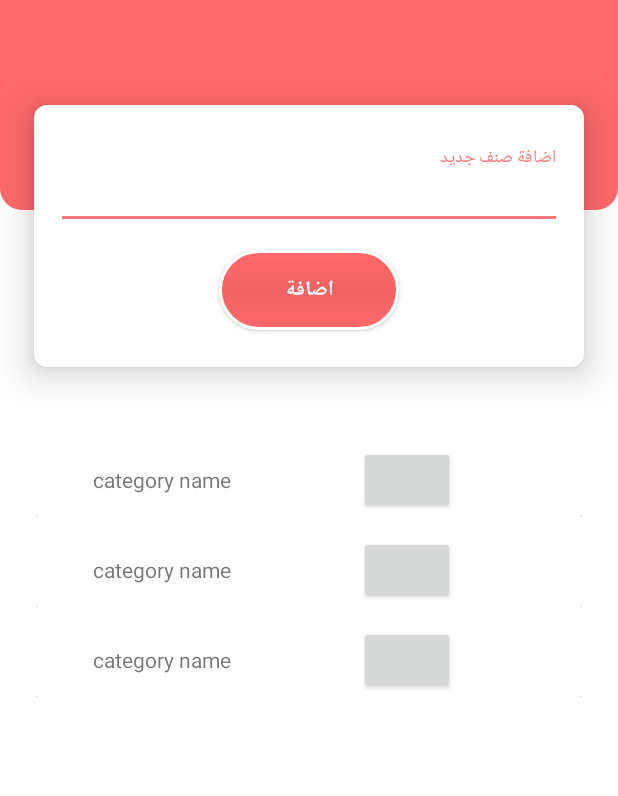
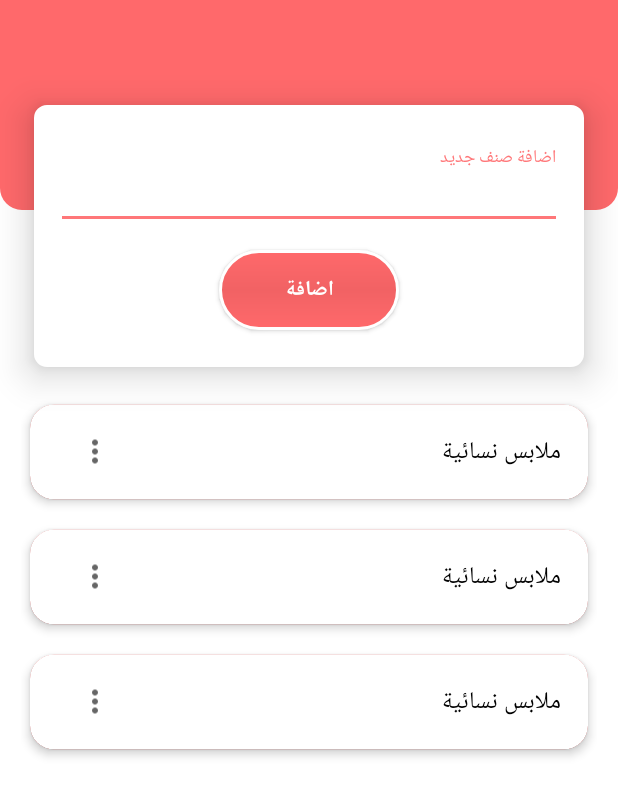
Before and after one commit to abdullahalamodi/Profitable_Shopping_App, an Android app: the layout fragment_catergory_list.xml on its own in the app's theme, with its tools: preview values and no code run, on a phone screen of 412 x 824 dp. Shown: the top 796 px of the screen. Run offline under Robolectric (Android 15) with nearby library versions, the phone set to English and light mode, and no system bars.

Commit message:
init commit in category story

```diff
--- a/app/src/main/res/layout/fragment_add_product.xml
+++ b/app/src/main/res/layout/fragment_add_product.xml
@@ -3,7 +3,7 @@
     xmlns:tools="http://schemas.android.com/tools"
     android:layout_width="match_parent"
     android:layout_height="match_parent"
-    tools:context=".view.products.fragments.AddProductFragment">
+    tools:context=".view.products.fragments.ProductFragment">
 
     <!-- TODO: Update blank fragment layout -->
     <TextView
--- a/app/src/main/res/layout/fragment_category.xml
+++ b/app/src/main/res/layout/fragment_category.xml
@@ -1,8 +1,9 @@
 <?xml version="1.0" encoding="utf-8"?>
-<FrameLayout xmlns:android="http://schemas.android.com/apk/res/android"
+<androidx.recyclerview.widget.RecyclerView xmlns:android="http://schemas.android.com/apk/res/android"
     xmlns:tools="http://schemas.android.com/tools"
     android:layout_width="match_parent"
     android:layout_height="match_parent"
+    android:layout_margin="10dp"
     tools:context=".view.category.CategoryFragment">
 
-</FrameLayout>
+</androidx.recyclerview.widget.RecyclerView>
--- a/app/src/main/res/layout/fragment_catergory_list.xml
+++ b/app/src/main/res/layout/fragment_catergory_list.xml
@@ -74,16 +74,17 @@
         android:id="@+id/rv_category"
         android:layout_width="0dp"
         android:layout_height="0dp"
-        android:layout_marginStart="24dp"
-        android:layout_marginEnd="24dp"
-        android:layout_marginBottom="44dp"
-        android:translationY="-20dp"
+        android:layout_marginStart="14dp"
+        android:layout_marginEnd="14dp"
+        android:layout_marginBottom="14dp"
+        android:translationY="-55dp"
         app:layoutManager="androidx.recyclerview.widget.LinearLayoutManager"
         app:layout_constraintBottom_toBottomOf="parent"
         app:layout_constraintEnd_toEndOf="parent"
+        app:layout_constraintHorizontal_bias="0.0"
         app:layout_constraintStart_toStartOf="parent"
         app:layout_constraintTop_toBottomOf="@+id/inner_constraintLayout"
         app:layout_constraintVertical_bias="0.0"
-        tools:listitem="@layout/category_lis_item" />
+        tools:listitem="@layout/list_item_category" />
 
 </androidx.constraintlayout.widget.ConstraintLayout>
--- a/app/src/main/res/layout/list_item_category.xml
+++ b/app/src/main/res/layout/list_item_category.xml
@@ -8,7 +8,7 @@
     android:layout_marginRight="6dp"
     android:layout_marginTop="10dp"
     android:orientation="vertical"
-    app:cardBackgroundColor="@color/lightGray"
+    app:cardBackgroundColor="@color/lightGray1"
     app:cardCornerRadius="16dp"
     app:cardElevation="4dp">
 
@@ -43,7 +43,7 @@
                     android:src="@drawable/ic_more" />
 
                 <TextView
-                    android:id="@+id/txtOfAthlar"
+                    android:id="@+id/txt_category_name"
                     android:layout_width="0dp"
                     android:layout_height="wrap_content"
                     android:layout_gravity="center"
@@ -65,7 +65,7 @@
             android:layout_marginBottom="6dp"
             android:layout_marginTop="6dp"
             android:orientation="horizontal"
-            android:visibility="visible"
+            android:visibility="gone"
             android:weightSum="2">
 
             <TextView
--- a/app/src/main/res/values/colors.xml
+++ b/app/src/main/res/values/colors.xml
@@ -7,6 +7,7 @@
     <color name="white">#fff</color>
     <color name="black">#000</color>
     <color name="lightGray">#EBA8A8A8</color>
+    <color name="lightGray1">#BCFF8E8F</color>
 
     <color name="color1">#ff696b</color>
     <color name="color2">#838281</color>
```
Also changed, not shown: app/src/main/java/com/finalproject/profitableshopping/view/category/CategoryFragment.kt (+4 -4 lines).
